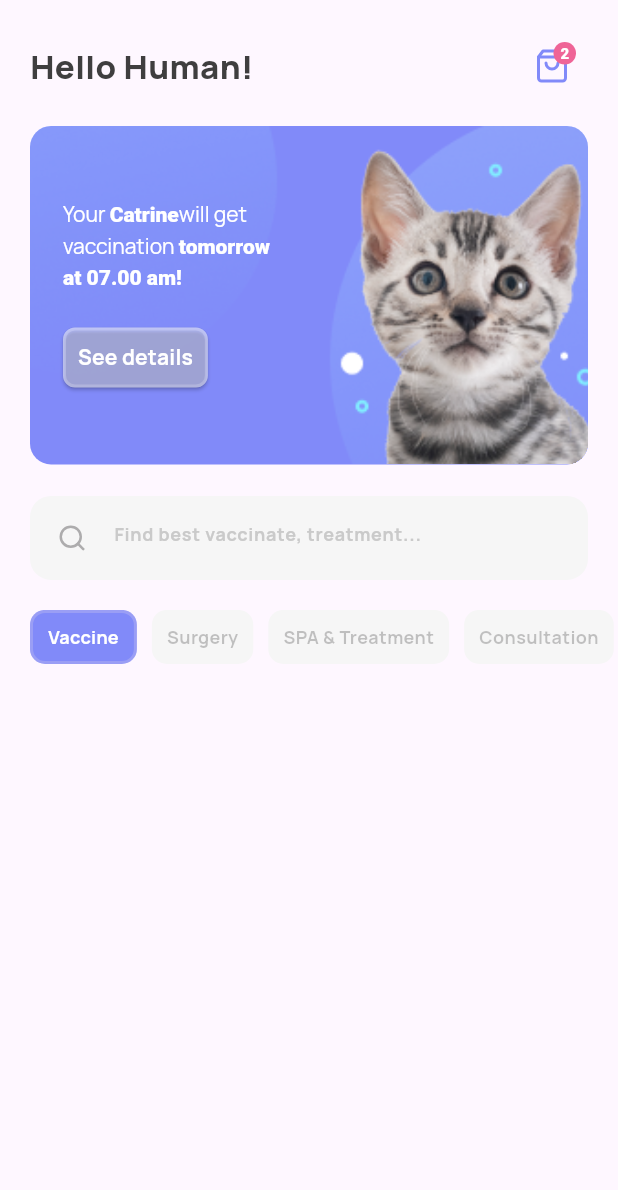
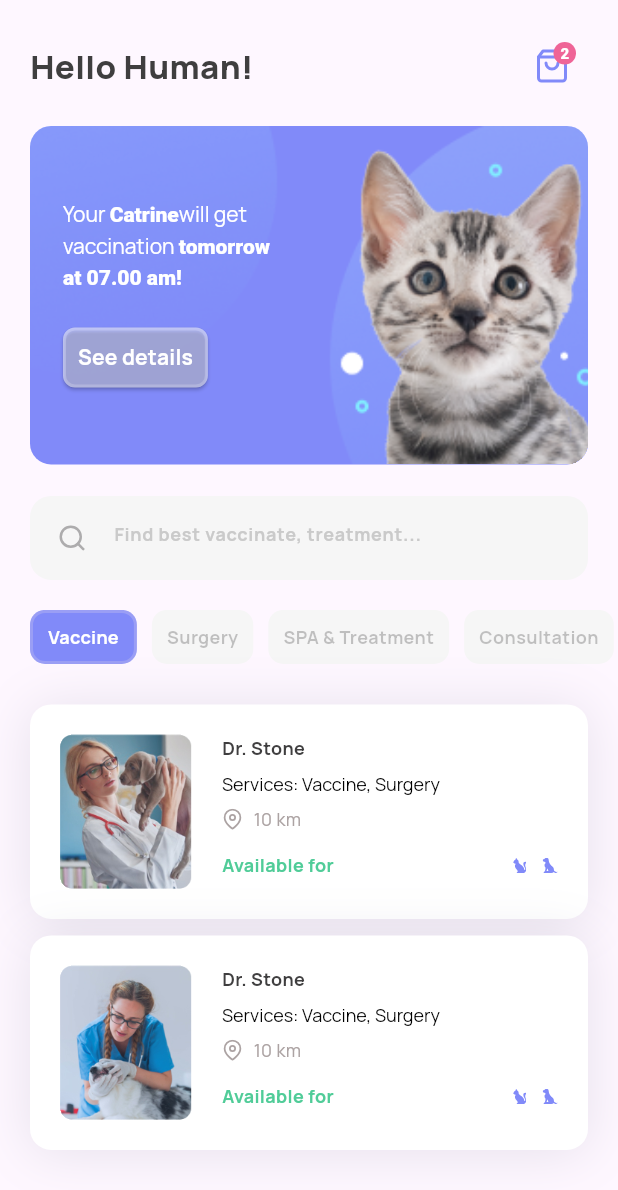
Before and after one commit to Eka051/slicing_healthy_pet, a Flutter app: the screen it shows after launch, on a phone screen of 412 x 824 dp. Shown: the top 1190 px of the screen. Run offline on Flutter 3.47's test engine with Material 3 defaults, Android fonts, the phone set to English and light mode, and no system bars; our stand-ins replace feather_icons, flutter_svg, google_fonts.

Commit message:
feat: Add service and doctor models, include SVG assets, and update pubspec.yaml

```diff
--- /dev/null
+++ b/lib/models/doctor_model.dart
@@ -0,0 +1,28 @@
+import 'package:healthy_pet/models/service_model.dart';
+
+class DoctorModel {
+  String name;
+  String image;
+  List<String> services;
+  int distance;
+
+  DoctorModel({
+    required this.name,
+    required this.image,
+    required this.services,
+    required this.distance,
+  });
+}
+
+var doctors = [
+  DoctorModel(
+      name: 'Dr. Stone',
+      image: 'Dr. Stone.jpg',
+      services: [Service.vaccine, Service.surgery],
+      distance: 10),
+  DoctorModel(
+      name: 'Dr. Stone',
+      image: 'Dr. Vanessa.jpg',
+      services: [Service.vaccine, Service.surgery],
+      distance: 10)
+];
--- /dev/null
+++ b/lib/models/service_model.dart
@@ -0,0 +1,11 @@
+class Service {
+  static String vaccine = 'Vaccine';
+  static String surgery = 'Surgery';
+  static String spaTreatment = 'SPA & Treatment';
+  static String consultation = 'Consultation';
+  static String grooming = 'Grooming';
+
+  static List<String> all() {
+    return [vaccine, surgery, spaTreatment, consultation, grooming];
+  }
+}
--- a/lib/screens/home_screen.dart
+++ b/lib/screens/home_screen.dart
@@ -2,14 +2,10 @@ import 'package:feather_icons/feather_icons.dart';
 import 'package:flutter/material.dart';
 import 'package:flutter/services.dart';
 import 'package:google_fonts/google_fonts.dart';
+import 'package:healthy_pet/models/doctor_model.dart';
+import 'package:healthy_pet/models/service_model.dart';
+import 'package:flutter_svg/flutter_svg.dart';
 
-var services = [
-  'Vaccine',
-  'Surgery',
-  'SPA & Treatment',
-  'Consultation',
-  'Grooming',
-];
 var selectedService = 0;
 
 class HomeScreen extends StatelessWidget {
@@ -35,7 +31,129 @@ class HomeScreen extends StatelessWidget {
         const SizedBox(
           height: 20,
         ),
+        _services(),
+        const SizedBox(
+          height: 27,
+        ),
+        _doctors()
+      ],
+    )));
+  }
+
+  ListView _doctors() {
+    return ListView.separated(
+        padding: EdgeInsets.symmetric(horizontal: 20),
+        physics: const NeverScrollableScrollPhysics(),
+        shrinkWrap: true,
+        itemBuilder: (context, index) => _doctor(doctors[index]),
+        separatorBuilder: (context, index) => SizedBox(
+              height: 11,
+            ),
+        itemCount: doctors.length);
+  }
+
+  Container _doctor(DoctorModel doctorModel) {
+    return Container(
+      padding: const EdgeInsets.all(20),
+      decoration: BoxDecoration(
+          color: Colors.white,
+          borderRadius: BorderRadius.circular(14),
+          boxShadow: [
+            BoxShadow(
+                color: const Color(0xFF35385A).withAlpha(30),
+                blurRadius: 30,
+                offset: const Offset(0, 2))
+          ]),
+      child: Row(children: [
+        Container(
+          clipBehavior: Clip.hardEdge,
+          decoration: BoxDecoration(
+            borderRadius: BorderRadius.circular(8),
+          ),
+          child: Image.asset(
+            'assets/images/${doctorModel.image}',
+            height: 103,
+            width: 88,
+          ),
+        ),
+        const SizedBox(
+          width: 20,
+        ),
+        Flexible(
+          fit: FlexFit.tight,
+          child: Column(
+            crossAxisAlignment: CrossAxisAlignment.start,
+            children: [
+              Text(
+                doctorModel.name,
+                style: GoogleFonts.manrope(
+                    fontSize: 12,
+                    fontWeight: FontWeight.bold,
+                    color: const Color(0xFF3F3E3F)),
+              ),
+              const SizedBox(
+                height: 7,
+              ),
+              RichText(
+                  text: TextSpan(
+                      text: 'Services: ${doctorModel.services.join(', ')}',
+                      style: GoogleFonts.manrope(
+                        fontSize: 12,
+                        color: Colors.black,
+                      ))),
+              const SizedBox(
+                height: 7,
+              ),
+              Row(
+                children: [
+                  Icon(
+                    FeatherIcons.mapPin,
+                    color: const Color(0xFFACA3A3),
+                    size: 14,
+                  ),
+                  const SizedBox(
+                    width: 7,
+                  ),
+                  Text(
+                    '${doctorModel.distance} km',
+                    style: GoogleFonts.manrope(
+                        fontSize: 12, color: const Color(0xFFACA3A3)),
+                  )
+                ],
+              ),
+              const SizedBox(
+                height: 7,
+              ),
               SizedBox(
+                height: 30,
+                width: double.maxFinite,
+                child: Row(
+                  children: [
+                    Text(
+                      'Available for',
+                      style: GoogleFonts.manrope(
+                          color: const Color(0xFF50CC98),
+                          fontSize: 12,
+                          fontWeight: FontWeight.bold),
+                    ),
+                    Spacer(),
+                    SvgPicture.asset('assets/svgs/cat.svg'),
+                    const SizedBox(
+                      width: 10,
+                    ),
+                    SvgPicture.asset('assets/svgs/dog.svg'),
+                  ],
+                ),
+              )
+            ],
+          ),
+        ),
+      ]),
+    );
+  }
+
+  SizedBox _services() {
+    return SizedBox(
       height: 36,
       child: ListView.separated(
           padding: EdgeInsets.symmetric(horizontal: 20),
@@ -55,7 +173,7 @@ class HomeScreen extends StatelessWidget {
                 ),
                 child: Center(
                   child: Text(
-                        services[index],
+                    Service.all()[index],
                     style: GoogleFonts.manrope(
                         fontSize: 12,
                         fontWeight: FontWeight.bold,
@@ -68,10 +186,8 @@ class HomeScreen extends StatelessWidget {
           separatorBuilder: (context, index) => const SizedBox(
                 width: 10,
               ),
-              itemCount: services.length),
-        )
-      ],
-    )));
+          itemCount: Service.all().length),
+    );
   }
 
   Widget _search() {
--- a/lib/screens/splash_screen.dart
+++ b/lib/screens/splash_screen.dart
@@ -1,4 +1,5 @@
 import 'package:flutter/material.dart';
+import 'package:flutter/services.dart';
 import 'package:google_fonts/google_fonts.dart';
 import 'package:healthy_pet/screens/home_screen.dart';
 
@@ -6,6 +7,7 @@ class SplashScreen extends StatelessWidget {
   const SplashScreen({super.key});
   @override
   Widget build(BuildContext context) {
+    SystemChrome.setSystemUIOverlayStyle(SystemUiOverlayStyle.light);
     Future.delayed(const Duration(seconds: 3)).then((value) {
       Navigator.of(context).pushAndRemoveUntil(
           MaterialPageRoute(builder: (context) => HomeScreen()),
--- a/pubspec.yaml
+++ b/pubspec.yaml
@@ -36,6 +36,7 @@ dependencies:
   cupertino_icons: ^1.0.8
   google_fonts: ^6.2.1
   feather_icons: ^1.2.0
+  flutter_svg: ^2.0.16
 
 dev_dependencies:
   flutter_test:
@@ -61,6 +62,7 @@ flutter:
 
   assets:
     - assets/images/
+    - assets/svgs/
   # To add assets to your application, add an assets section, like this:
   # assets:
   #   - images/a_dot_burr.jpeg
```
Also changed, not shown: assets/images/Dr. Stone.jpg (added), assets/images/Dr. Vanessa.jpg (added), assets/svgs/cat.svg (added), assets/svgs/dog.svg (added), pubspec.lock. Lines whose indentation alone changed are shown as unchanged.
